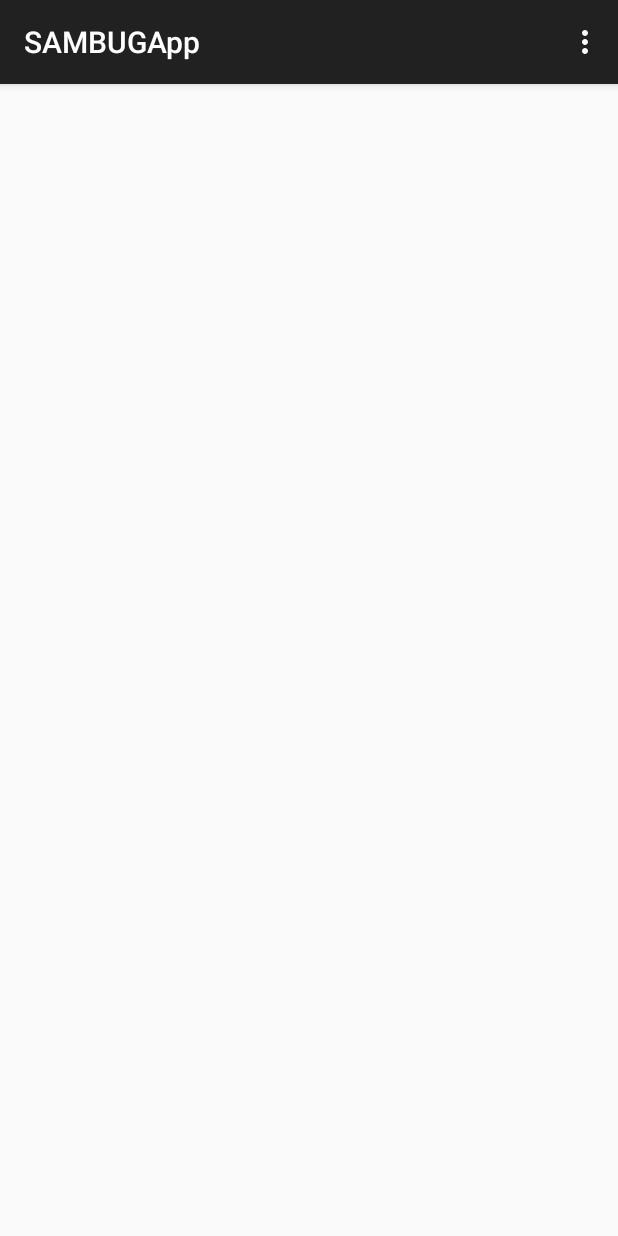
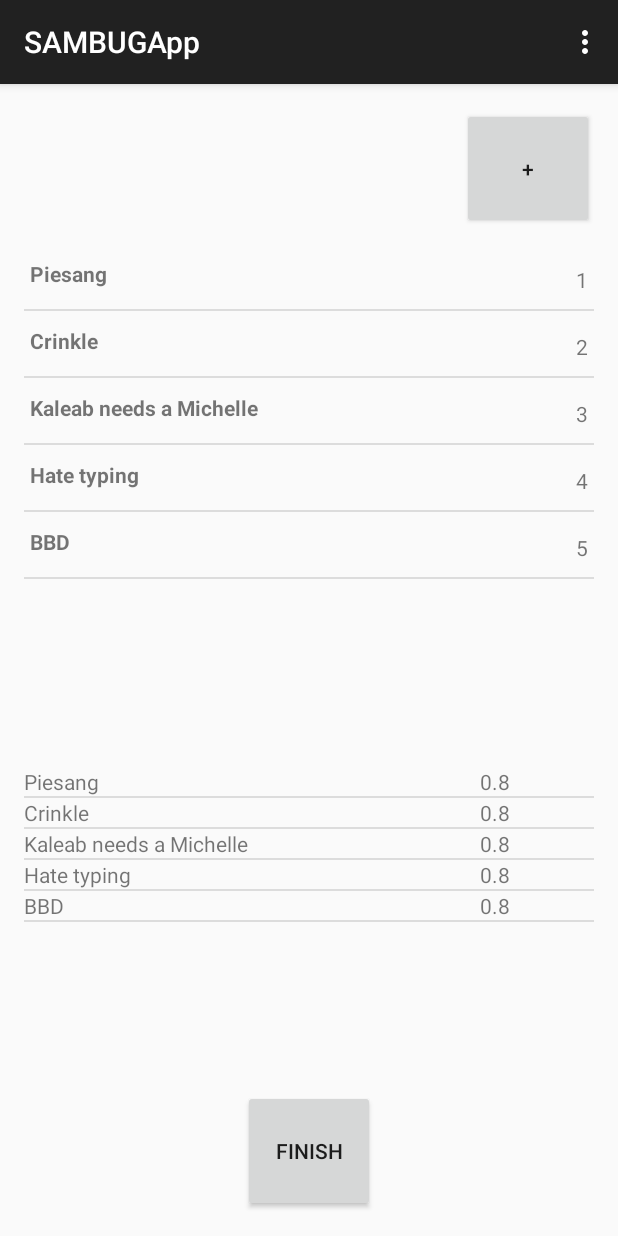
Before and after one commit to WMostert1/Vector-Software-Developers, an Android app: the ScoutTripActivity screen opened directly, with no data from a screen before it, on a phone screen of 412 x 824 dp. Run offline under Robolectric (Android 15) with nearby library versions, the phone set to English and light mode, and no system bars.

Commit message:
Updated UI and functionality for ScoutTripActivity

```diff
--- a/SAMBUGApp/app/src/main/AndroidManifest.xml
+++ b/SAMBUGApp/app/src/main/AndroidManifest.xml
@@ -25,7 +25,8 @@
         </activity>
         <activity
             android:name=".ScoutTripActivity"
-            android:label="SAMBUGApp" ></activity>
+            android:label="SAMBUGApp" >
+        </activity>
         <activity
             android:name=".IdentificationActivity"
             android:label="@string/title_activity_identification"
--- a/SAMBUGApp/app/src/main/java/vsd/co/za/sambugapp/ScoutStop.java
+++ b/SAMBUGApp/app/src/main/java/vsd/co/za/sambugapp/ScoutStop.java
@@ -40,4 +40,9 @@ public class ScoutStop {
     public void addBugEntry(BugEntry bugEntry) {
         mBugs.add(bugEntry);
     }
+
+    public double getPestsPerTree(){
+        //calc bug count and divide by tree amount
+        return 0.8;
+    }
 }
--- a/SAMBUGApp/app/src/main/java/vsd/co/za/sambugapp/ScoutTrip.java
+++ b/SAMBUGApp/app/src/main/java/vsd/co/za/sambugapp/ScoutTrip.java
@@ -11,17 +11,33 @@ public class ScoutTrip {
 
     public ScoutTrip(){
         scoutStops=new ArrayList<>();
+        ScoutStop[] objects=new ScoutStop[5];
+        for (int i=0;i<5;i++) {
+            objects[i] = new ScoutStop();
+            objects[i].setNumTrees(i+1);
+            scoutStops.add(objects[i]);
+        }
+        objects[0].setBlockName("Piesang");
+        objects[1].setBlockName("Crinkle");
+        objects[2].setBlockName("Kaleab needs a Michelle");
+        objects[3].setBlockName("Hate typing");
+        objects[4].setBlockName("BBD");
+
     }
 
-    public void addTrip(ScoutStop scoutStop){
+    public void addStop(ScoutStop scoutStop){
         scoutStops.add(scoutStop);
     }
 
-    public ScoutStop getTrip(int index){
+    public ScoutStop getStop(int index){
         return scoutStops.get(index);
     }
 
-    public int getNumTrips(){
+    public ArrayList<ScoutStop> getList(){
+        return scoutStops;
+    }
+
+    public int getNumStops(){
         return scoutStops.size();
     }
 
--- a/SAMBUGApp/app/src/main/java/vsd/co/za/sambugapp/ScoutTripActivity.java
+++ b/SAMBUGApp/app/src/main/java/vsd/co/za/sambugapp/ScoutTripActivity.java
@@ -1,17 +1,68 @@
 package vsd.co.za.sambugapp;
 
+import android.content.Intent;
 import android.support.v7.app.ActionBarActivity;
 import android.os.Bundle;
+import android.util.Log;
 import android.view.Menu;
 import android.view.MenuItem;
+import android.view.View;
+import android.view.ViewGroup;
+import android.widget.AdapterView;
+import android.widget.ArrayAdapter;
+import android.widget.Button;
+import android.widget.ListView;
+import android.widget.TextView;
+
+import java.util.ArrayList;
 
 
 public class ScoutTripActivity extends ActionBarActivity {
+
+    private final String TAG="ScoutTripActivity";
+    private ScoutTrip mScoutTrip;
+    private ListView mLstStops;
+    private Button mBtnAddStop;
+    private ListView mLstPestsPerTree;
+    private ScoutStopAdapter lstStopsAdapter;
+    private PestsPerTreeAdapter lstPestsPerTreeAdapter;
 
     @Override
     protected void onCreate(Bundle savedInstanceState) {
         super.onCreate(savedInstanceState);
         setContentView(R.layout.activity_scout_trip);
+        mScoutTrip=new ScoutTrip();
+
+        mLstStops =(ListView)findViewById(R.id.lstTrips);
+        mLstStops.setOnItemClickListener(new AdapterView.OnItemClickListener() {
+            @Override
+            public void onItemClick(AdapterView<?> parent, View view, int position, long id) {
+                //Enter EnterDataActivity for editing the stop
+                Log.d(TAG, "CLICK! " + position);
+            }
+        });
+        lstStopsAdapter=new ScoutStopAdapter(mScoutTrip.getList());
+        mLstStops.setAdapter(lstStopsAdapter);
+
+        mLstPestsPerTree=(ListView)findViewById(R.id.lstPestsPerTree);
+        lstPestsPerTreeAdapter=new PestsPerTreeAdapter(mScoutTrip.getList());
+        mLstPestsPerTree.setAdapter(lstPestsPerTreeAdapter);
+
+        mBtnAddStop = (Button) findViewById(R.id.btnAddStop);
+        mBtnAddStop.setOnClickListener(new View.OnClickListener() {
+            @Override
+            public void onClick(View v) {
+                //Intent intent = new Intent(ScoutTripActivity.this,enterDataActivity.class);
+                //startActivity(intent);
+                ScoutStop newObj=new ScoutStop();
+                newObj.setBlockName("Banana");
+                newObj.setNumTrees(16);
+                mScoutTrip.addStop(newObj);
+                lstStopsAdapter.notifyDataSetChanged();
+                lstPestsPerTreeAdapter.notifyDataSetChanged();
+            }
+        });
+
     }
 
     @Override
@@ -35,4 +86,46 @@ public class ScoutTripActivity extends ActionBarActivity {
 
         return super.onOptionsItemSelected(item);
     }
+
+    private class ScoutStopAdapter extends ArrayAdapter<ScoutStop> {
+        public ScoutStopAdapter(ArrayList<ScoutStop> stops) {
+            super(getApplication().getApplicationContext(), 0, stops);
+        }
+
+        @Override
+        public View getView(int position, View convertView, ViewGroup parent) {
+            if (convertView == null) {
+                convertView = getLayoutInflater()
+                        .inflate(R.layout.list_scout_stop, null);
+            }
+            ScoutStop stop = getItem(position);
+            TextView lblBlockName =
+                    (TextView)convertView.findViewById(R.id.lblBlockName);
+            lblBlockName.setText(stop.getBlockName());
+            TextView lblTreeAmount =
+                    (TextView)convertView.findViewById(R.id.lblTreeAmount);
+            lblTreeAmount.setText(stop.getNumTrees()+"");
+            return convertView;
+        }
+    }
+
+    private class PestsPerTreeAdapter extends ArrayAdapter<ScoutStop> {
+        public PestsPerTreeAdapter(ArrayList<ScoutStop> stops){
+            super(getApplication().getApplicationContext(),0,stops);
+        }
+
+        @Override
+        public View getView(int position, View convertView, ViewGroup parent) {
+            if (convertView==null) {
+                convertView=getLayoutInflater().inflate(R.layout.list_pests_per_tree,null);
+            }
+            ScoutStop stop = getItem(position);
+            TextView lblBlockName=(TextView)convertView.findViewById(R.id.lblBlockName);
+            lblBlockName.setText(stop.getBlockName());
+            TextView lblPestsPerTree=(TextView)convertView.findViewById(R.id.lblPestsPerTree);
+            lblPestsPerTree.setText(stop.getPestsPerTree() + "");
+            return convertView;
+        }
+    }
+
 }
--- a/SAMBUGApp/app/src/main/res/layout/activity_scout_trip.xml
+++ b/SAMBUGApp/app/src/main/res/layout/activity_scout_trip.xml
@@ -1,4 +1,4 @@
-<RelativeLayout xmlns:android="http://schemas.android.com/apk/res/android"
+<LinearLayout xmlns:android="http://schemas.android.com/apk/res/android"
                 xmlns:tools="http://schemas.android.com/tools"
                 android:layout_width="match_parent"
                 android:layout_height="match_parent"
@@ -6,6 +6,38 @@
                 android:paddingRight="@dimen/activity_horizontal_margin"
                 android:paddingTop="@dimen/activity_vertical_margin"
                 android:paddingBottom="@dimen/activity_vertical_margin"
+                android:orientation="vertical"
+                android:weightSum="90"
                 tools:context="vsd.co.za.sambugapp.ScoutTripActivity">
+        <Button
+            android:id="@+id/btnAddStop"
+            android:layout_width="wrap_content"
+            android:layout_height="wrap_content"
+            android:padding="6dp"
+            android:layout_gravity="right"
+            android:layout_weight="5"
+            android:layout_marginBottom="10dp"
+            android:text="+"/>
 
-</RelativeLayout>
+    <ListView
+        android:id="@+id/lstTrips"
+        android:layout_width="match_parent"
+        android:layout_weight="50"
+        android:layout_height="0dp"
+        android:layout_marginBottom="15dp"></ListView>
+    <ListView
+        android:id="@+id/lstPestsPerTree"
+        android:layout_width="match_parent"
+        android:layout_weight="30"
+        android:layout_height="0dp"></ListView>
+    <Button
+        android:id="@+id/btnFinishTrip"
+        android:layout_width="wrap_content"
+        android:layout_height="wrap_content"
+        android:layout_centerHorizontal="true"
+        android:text="Finish"
+        android:layout_gravity="center"
+        android:layout_weight="5"
+        android:layout_marginTop="15dp"/>
+
+</LinearLayout>
--- /dev/null
+++ b/SAMBUGApp/app/src/main/res/layout/list_pests_per_tree.xml
@@ -0,0 +1,21 @@
+<?xml version="1.0" encoding="utf-8"?>
+<LinearLayout xmlns:android="http://schemas.android.com/apk/res/android"
+              android:orientation="horizontal"
+              android:layout_width="match_parent"
+              android:layout_height="match_parent"
+              android:weightSum="10">
+    <TextView
+        android:id="@+id/lblBlockName"
+        android:layout_width="0dp"
+        android:layout_height="wrap_content"
+        android:text="Block Name"
+        android:layout_weight="8"/>
+    <TextView
+        android:id="@+id/lblPestsPerTree"
+        android:layout_width="0dp"
+        android:layout_height="wrap_content"
+        android:layout_gravity="right"
+        android:text="Pests Per Tree"
+        android:textAlignment="center"
+        android:layout_weight="2"/>
+</LinearLayout>
--- /dev/null
+++ b/SAMBUGApp/app/src/main/res/layout/list_scout_stop.xml
@@ -0,0 +1,25 @@
+<?xml version="1.0" encoding="utf-8"?>
+<RelativeLayout xmlns:android="http://schemas.android.com/apk/res/android"
+                android:layout_width="match_parent"
+                android:layout_height="wrap_content"
+                android:paddingTop="10dp"
+                android:paddingBottom="10dp">
+    <TextView
+        android:id="@+id/lblBlockName"
+        android:layout_width="wrap_content"
+        android:layout_height="wrap_content"
+        android:textStyle="bold"
+        android:paddingLeft="4dp"
+        android:paddingRight="4dp"
+        android:text="Block Name"/>
+    <TextView
+        android:id="@+id/lblTreeAmount"
+        android:layout_width="wrap_content"
+        android:layout_height="wrap_content"
+        android:paddingLeft="4dp"
+        android:paddingRight="4dp"
+        android:paddingTop="4dp"
+        android:layout_alignParentRight="true"
+        android:text="Tree Amount"/>
+
+</RelativeLayout>
```
